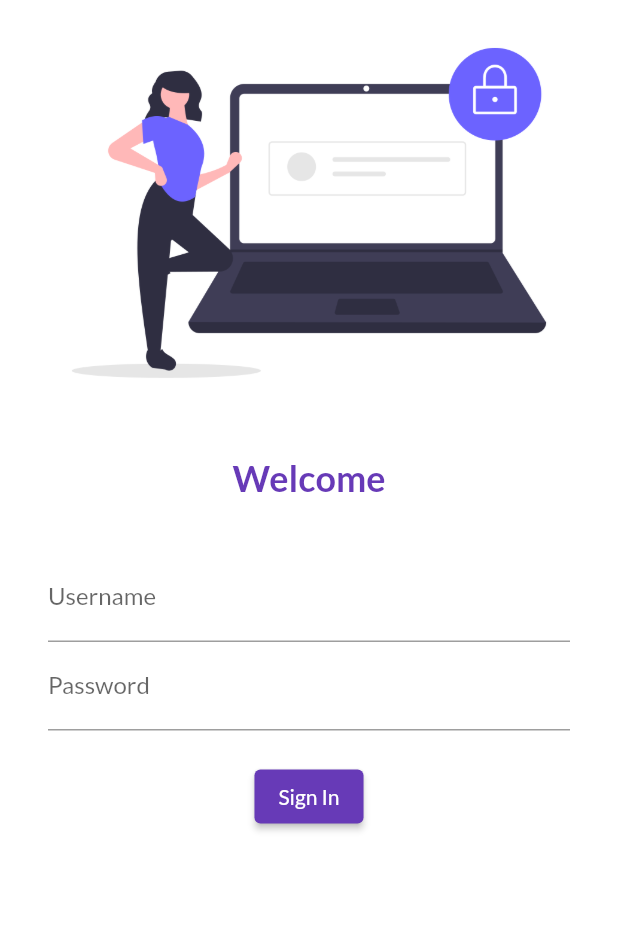
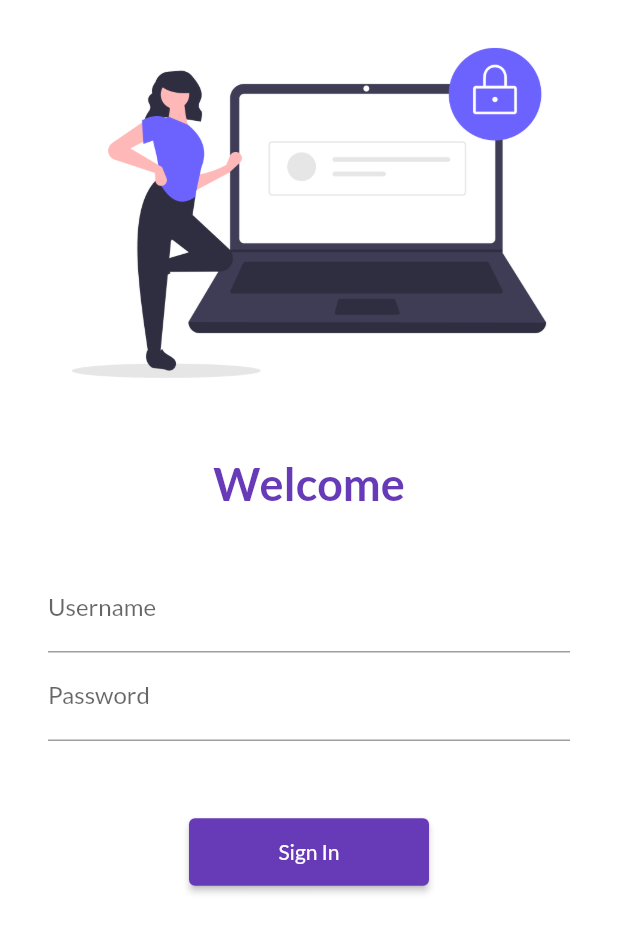
Before and after one commit to Harshad1999/30DaysOfFlutter, a Flutter app: the screen it shows after launch, on a phone screen of 412 x 824 dp. Shown: the top 933 px of the screen. Run offline on Flutter 3.47's test engine with Material 2 defaults, Android fonts, the phone set to English and light mode, and no system bars; our stand-ins replace google_fonts.

Commit message:
Day 5 Completed

```diff
--- a/lib/Pages/login_page.dart
+++ b/lib/Pages/login_page.dart
@@ -1,10 +1,12 @@
 import 'package:flutter/material.dart';
+import 'package:flutter_practice_codepur/Utils/routes.dart';
 
 class LoginPage extends StatelessWidget {
   @override
   Widget build(BuildContext context) {
     return Material(
       color: Colors.white,
+      child: SingleChildScrollView(
         child: Column(
           children: [
             Image.asset(
@@ -17,7 +19,7 @@ class LoginPage extends StatelessWidget {
             Text(
               "Welcome",
               style: TextStyle(
-              fontSize: 24,
+                fontSize: 30,
                 color: Colors.deepPurple,
                 fontWeight: FontWeight.bold,
               ),
@@ -46,18 +48,23 @@ class LoginPage extends StatelessWidget {
                     ),
                   ),
                   SizedBox(
-                  height: 20.0,
+                    height: 50.0,
                   ),
                   ElevatedButton(
                     onPressed: () {
-                      print("Hello Buddy");
+                      Navigator.pushNamed(context, MyRoutes.homeRoute);
                     },
-                    child: Text("Sign In"))
+                    child: Text("Sign In"),
+                    style: TextButton.styleFrom(
+                      minimumSize: Size(160, 45),
+                    ),
+                  )
                 ],
               ),
             ),
           ],
         ),
+      ),
     );
   }
 }
--- /dev/null
+++ b/lib/Utils/routes.dart
@@ -0,0 +1,7 @@
+import 'package:flutter_practice_codepur/Pages/home_page.dart';
+
+class MyRoutes {
+  static String loginRoute = "/login";
+
+  static String homeRoute = "/home";
+}
--- a/lib/main.dart
+++ b/lib/main.dart
@@ -1,4 +1,5 @@
 import 'package:flutter/material.dart';
+import 'package:flutter_practice_codepur/Utils/routes.dart';
 import 'Pages/login_page.dart';
 import 'Pages/home_page.dart';
 import 'package:google_fonts/google_fonts.dart';
@@ -21,8 +22,8 @@ class MyApp extends StatelessWidget {
         //initialRoute: "/Home",
         routes: {
           "/": (context) => LoginPage(),
-          "/Home": (context) => HomePage(),
-          "/Login": (context) => LoginPage(),
+          MyRoutes.homeRoute: (context) => HomePage(),
+          MyRoutes.loginRoute: (context) => LoginPage(),
         });
   }
 }
```
Lines whose indentation alone changed are shown as unchanged.
